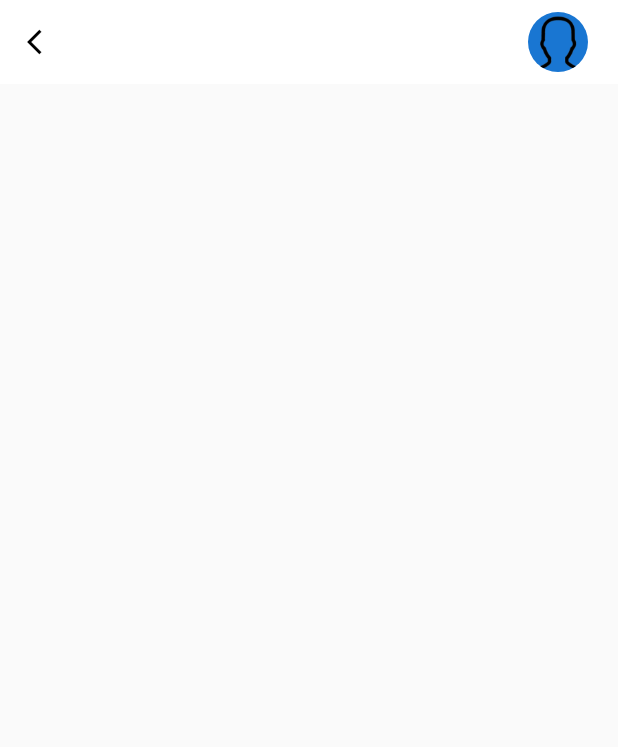
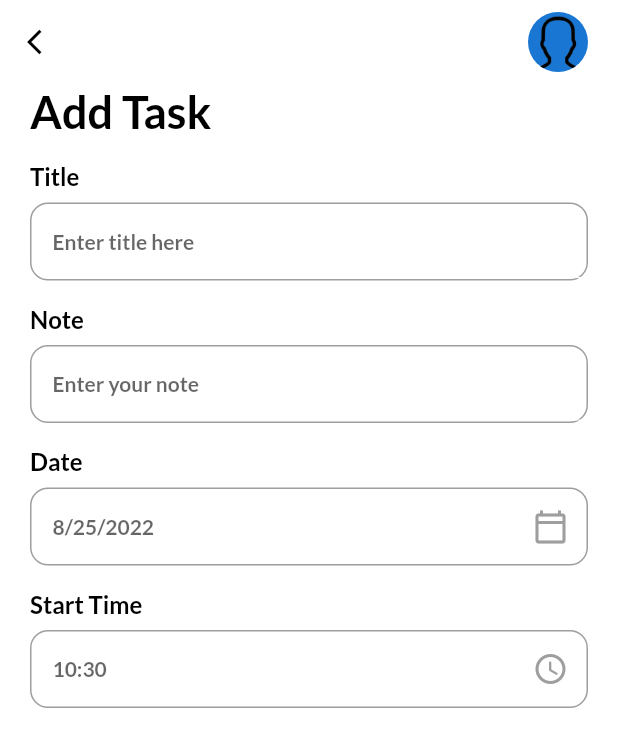
Before and after one commit to ToKc-a/to_do_app, a Flutter app: the AddTaskPage screen opened directly, on a phone screen of 412 x 824 dp. Shown: the top 747 px of the screen. Run offline on Flutter 3.47's test engine with Material 2 defaults, Android fonts, the phone set to English and light mode, and no system bars; our stand-ins replace date_picker_timeline, flutter_local_notifications, get, get_storage, google_fonts, timezone; accounts and stored records are empty.

Commit message:
add layout, taskbar, datepicker

```diff
--- a/lib/ui/add_task_bar.dart
+++ b/lib/ui/add_task_bar.dart
@@ -1,5 +1,8 @@
 import 'package:flutter/material.dart';
 import 'package:get/get.dart';
+import 'package:intl/intl.dart';
+import 'package:to_do_app/ui/theme.dart';
+import 'package:to_do_app/widgets/input_field.dart';
 
 import '../utils/layout.dart';
 
@@ -11,11 +14,57 @@ class AddTaskPage extends StatefulWidget {
 }
 
 class _AddTaskPageState extends State<AddTaskPage> {
+  DateTime _selectedDate = DateTime.now();
+  String _startTime = DateFormat.Hm().format(DateTime.now()).toString();
+  String _endTime = DateFormat.Hm().format(DateTime.now()).toString();
+
   @override
   Widget build(BuildContext context) {
     return Scaffold(
+      backgroundColor: context.theme.backgroundColor,
       appBar: _appBar(),
-      body: Container(),
+      body: Container(
+        padding: EdgeInsets.only(
+            left: AppLayout.getWidth(20), right: AppLayout.getWidth(20)),
+        child: SingleChildScrollView(
+          child: Column(
+            crossAxisAlignment: CrossAxisAlignment.start,
+            children: [
+              Text(
+                'Add Task',
+                style: headingStyle,
+              ),
+              MyInputField(title: 'Title', hint: 'Enter title here'),
+              MyInputField(title: 'Note', hint: 'Enter your note'),
+              MyInputField(
+                title: 'Date',
+                hint: DateFormat.yMd().format(_selectedDate),
+                widget: IconButton(
+                    onPressed: () {
+                      _getDateFromUser();
+                    },
+                    icon: Icon(Icons.calendar_today_outlined,
+                        color: Colors.grey)),
+              ),
+              Row(
+                children: [
+                  Expanded(
+                      child: MyInputField(
+                    title: 'Start Time',
+                    hint: _startTime,
+                    widget: IconButton(
+                        onPressed: () {},
+                        icon: Icon(
+                          Icons.access_time_rounded,
+                          color: Colors.grey,
+                        )),
+                  )),
+                ],
+              )
+            ],
+          ),
+        ),
+      ),
     );
   }
 
@@ -25,6 +74,7 @@ class _AddTaskPageState extends State<AddTaskPage> {
       backgroundColor: context.theme.backgroundColor,
       leading: GestureDetector(
         onTap: () {
+          Get.back();
         },
         child: Icon(
           Icons.arrow_back_ios,
@@ -40,4 +90,20 @@ class _AddTaskPageState extends State<AddTaskPage> {
       ],
     );
   }
+
+  _getDateFromUser() async {
+    DateTime? _pickerDate = await showDatePicker(
+        context: context,
+        initialDate: DateTime.now(),
+        firstDate: DateTime(2015),
+        lastDate: DateTime(2222));
+
+    if (_pickerDate != null) {
+      setState(() {
+        _selectedDate = _pickerDate;
+      });
+    } else {
+      print("it's null or something is wrong");
+    }
+  }
 }
--- a/lib/ui/home_page.dart
+++ b/lib/ui/home_page.dart
@@ -92,7 +92,7 @@ class _HomePageState extends State<HomePage> {
               )
             ],
           ),
-          MyButton(label: '+ Add Task', onTap: ()=>Get.to(AddTaskPage()))
+          MyButton(label: '+ Add Task', onTap: () => Get.to(AddTaskPage()))
         ],
       ),
     );
--- a/lib/ui/theme.dart
+++ b/lib/ui/theme.dart
@@ -45,3 +45,22 @@ TextStyle get headingStyle {
       )
   );
 }
+
+TextStyle get titleStyle {
+  return GoogleFonts.lato(
+      textStyle: TextStyle(
+          fontSize: 16,
+          fontWeight: FontWeight.bold,
+          color: Get.isDarkMode?Colors.white:Colors.black
+      )
+  );
+}
+TextStyle get subTitleStyle {
+  return GoogleFonts.lato(
+      textStyle: TextStyle(
+          fontSize: 14,
+          fontWeight: FontWeight.bold,
+          color: Get.isDarkMode?Colors.grey[100]:Colors.grey[600]
+      )
+  );
+}
--- /dev/null
+++ b/lib/widgets/input_field.dart
@@ -0,0 +1,65 @@
+import 'package:flutter/material.dart';
+import 'package:to_do_app/ui/theme.dart';
+import 'package:to_do_app/utils/layout.dart';
+import 'package:get/get.dart';
+
+class MyInputField extends StatelessWidget {
+  final String title;
+  final String hint;
+  final TextEditingController? controller;
+  final Widget? widget;
+
+  const MyInputField(
+      {Key? key,
+      required this.title,
+      required this.hint,
+      this.controller,
+      this.widget})
+      : super(key: key);
+
+  @override
+  Widget build(BuildContext context) {
+    return Container(
+      margin: EdgeInsets.only(top: AppLayout.getHeight(16)),
+      child: Column(
+        crossAxisAlignment: CrossAxisAlignment.start,
+        children: [
+          Text(
+            title,
+            style: titleStyle,
+          ),
+          Container(
+            margin: EdgeInsets.only(top: AppLayout.getHeight(8)),
+            height: AppLayout.getHeight(52),
+            padding: EdgeInsets.only(left: AppLayout.getWidth(14)),
+            decoration: BoxDecoration(
+                border: Border.all(color: Colors.grey, width: 1.0),
+                borderRadius: BorderRadius.circular(AppLayout.getHeight(12))),
+            child: Row(
+              children: [
+                Expanded(
+                    child: TextFormField(
+                  readOnly: widget == null ? false : true,
+                  autofocus: false,
+                  cursorColor:
+                      Get.isDarkMode ? Colors.grey[100] : Colors.grey[700],
+                  controller: controller,
+                  style: subTitleStyle,
+                  decoration: InputDecoration(
+                      hintText: hint,
+                      focusedBorder: UnderlineInputBorder(
+                          borderSide: BorderSide(
+                              color: context.theme.backgroundColor, width: 0)),
+                      enabledBorder: UnderlineInputBorder(
+                          borderSide: BorderSide(
+                              color: context.theme.backgroundColor, width: 0))),
+                )),
+                if(widget!=null)Container(child: widget),
+              ],
+            ),
+          )
+        ],
+      ),
+    );
+  }
+}
```
